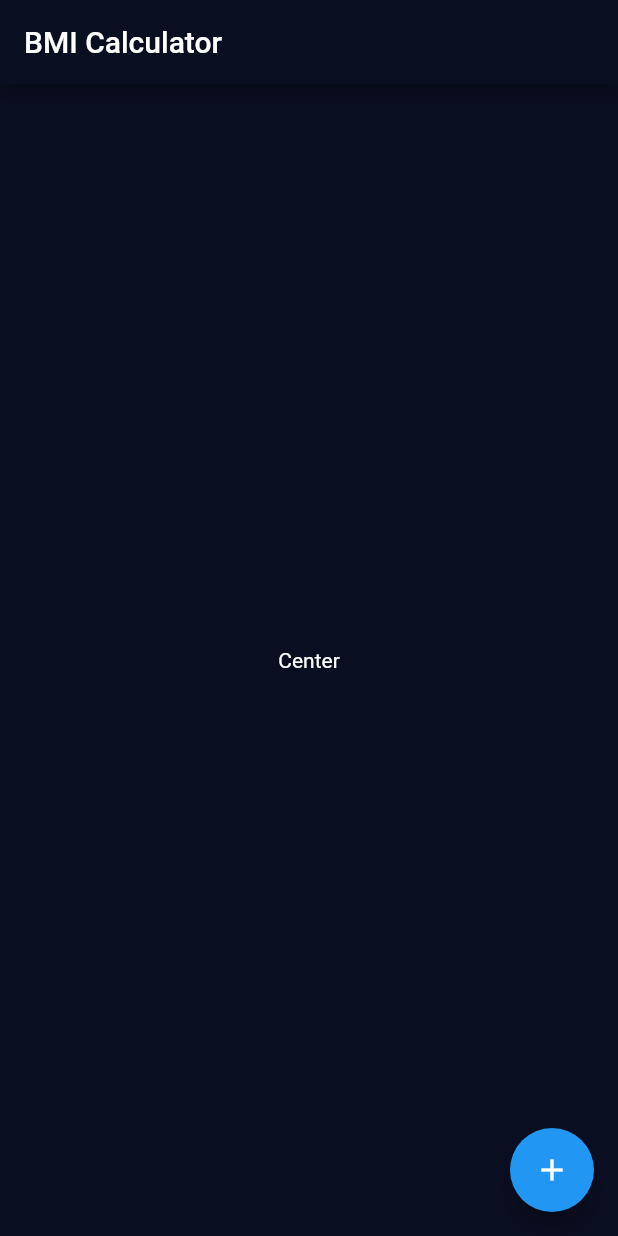
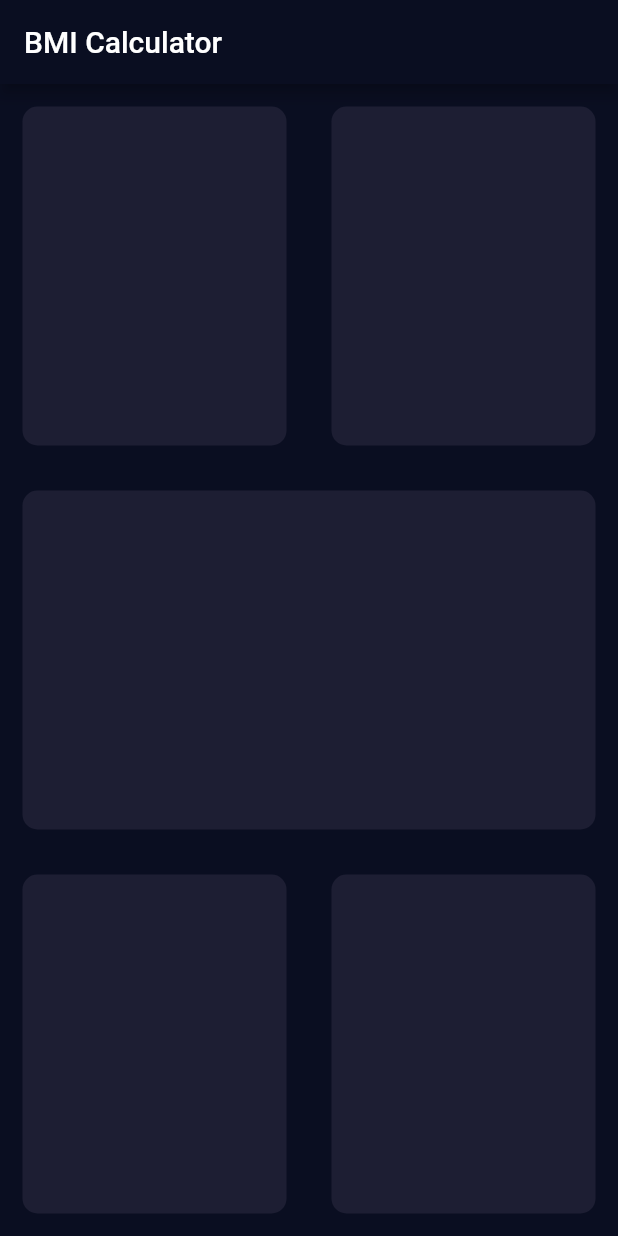
Before and after one commit to ikemous/learning-flutter, a Flutter app: the screen it shows after launch, on a phone screen of 412 x 824 dp. Run offline on Flutter 3.47's test engine with Material 2 defaults, Android fonts, the phone set to English and light mode, and no system bars; our stand-ins replace audioplayers, rflutter_alert.

Commit message:
added any changes

```diff
--- /dev/null
+++ b/bmi_calculator/lib/input_page.dart
@@ -0,0 +1,73 @@
+import 'package:flutter/material.dart';
+
+const Color defaultCardBackground = Color(0xFF1D1E33);
+
+class InputPage extends StatefulWidget {
+  const InputPage({Key? key}) : super(key: key);
+
+  @override
+  State<InputPage> createState() => _InputPageState();
+}
+
+class _InputPageState extends State<InputPage> {
+  @override
+  Widget build(BuildContext context) {
+    return Scaffold(
+        appBar: AppBar(
+          title: const Text("BMI Calculator"),
+        ),
+        body: Column(
+          children: [
+            Expanded(
+                child: Row(
+              children: const [
+                Expanded(
+                  child: AppCard(
+                    cardColor: defaultCardBackground,
+                  ),
+                ),
+                Expanded(
+                    child: AppCard(
+                  cardColor: defaultCardBackground,
+                )),
+              ],
+            )),
+            const Expanded(
+                child: AppCard(
+              cardColor: defaultCardBackground,
+            )),
+            Expanded(
+                child: Row(
+              children: const [
+                Expanded(
+                    child: AppCard(
+                  cardColor: defaultCardBackground,
+                )),
+                Expanded(
+                    child: AppCard(
+                  cardColor: defaultCardBackground,
+                )),
+              ],
+            )),
+          ],
+        ));
+  }
+}
+
+class AppCard extends StatelessWidget {
+  const AppCard({Key? key, required this.cardColor}) : super(key: key);
+
+  final Color cardColor;
+  // cardColor: Color(0xFF1D1E33),
+
+  @override
+  Widget build(BuildContext context) {
+    return Container(
+      margin: const EdgeInsets.all(15.0),
+      decoration: BoxDecoration(
+        color: cardColor,
+        borderRadius: BorderRadius.circular(10.0),
+      ),
+    );
+  }
+}
--- a/bmi_calculator/lib/main.dart
+++ b/bmi_calculator/lib/main.dart
@@ -1,4 +1,5 @@
 import 'package:flutter/material.dart';
+import 'package:bmi_calculator/input_page.dart';
 
 void main() {
   runApp(const BmiApp());
@@ -10,48 +11,14 @@ class BmiApp extends StatelessWidget {
   @override
   Widget build(BuildContext context) {
     return MaterialApp(
-      theme: ThemeData(
-          appBarTheme: const AppBarTheme(
-            backgroundColor: Color(0xFF0A0E21),
-          ),
-          scaffoldBackgroundColor: const Color(0xFF0A0E21),
-          textTheme: const TextTheme(
-            bodyText1: TextStyle(
-              color: Colors.white,
-            ),
-            bodyText2: TextStyle(
-              color: Colors.white,
-            ),
-          )),
+      theme: ThemeData.dark().copyWith(
+        appBarTheme: const AppBarTheme(
+          backgroundColor: Color(0xFF0A0E21),
+        ),
+        scaffoldBackgroundColor: const Color(0xFF0A0E21),
+      ),
       title: "BMI Calculator",
       home: const InputPage(),
     );
   }
 }
-
-class InputPage extends StatefulWidget {
-  const InputPage({Key? key}) : super(key: key);
-
-  @override
-  State<InputPage> createState() => _InputPageState();
-}
-
-class _InputPageState extends State<InputPage> {
-  @override
-  Widget build(BuildContext context) {
-    return Scaffold(
-      appBar: AppBar(
-        title: const Text("BMI Calculator"),
-      ),
-      body: const Center(
-        child: Text("Center"),
-      ),
-      floatingActionButton: FloatingActionButton(
-        onPressed: () {},
-        child: const Icon(
-          Icons.add,
-        ),
-      ),
-    );
-  }
-}
```
